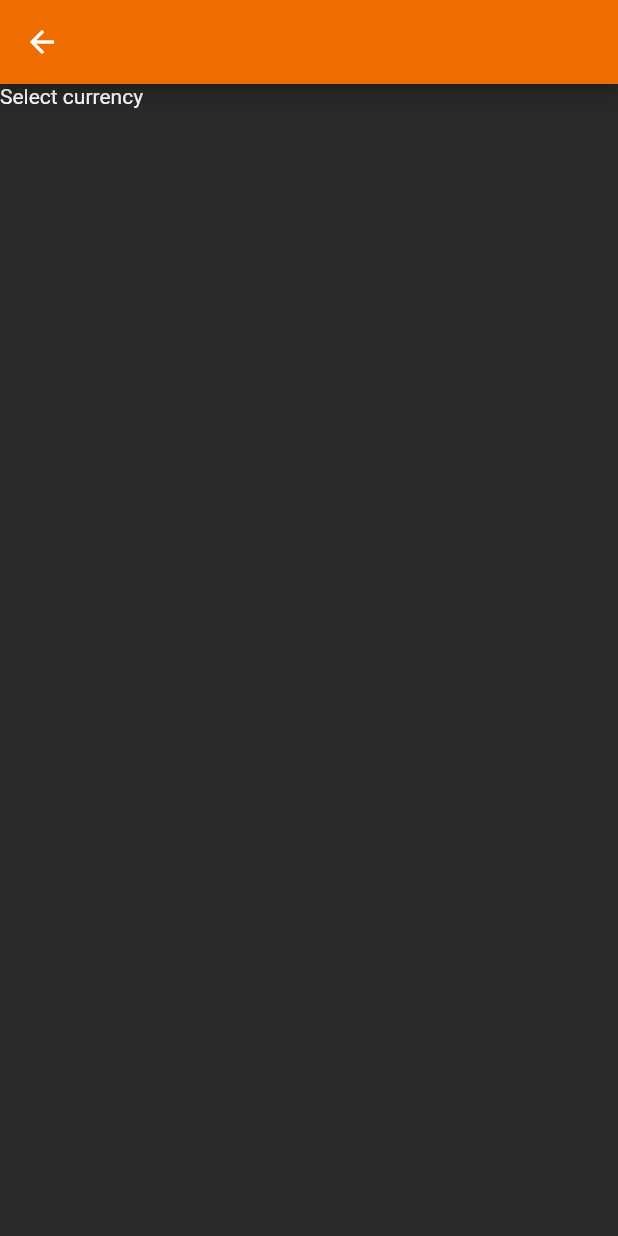
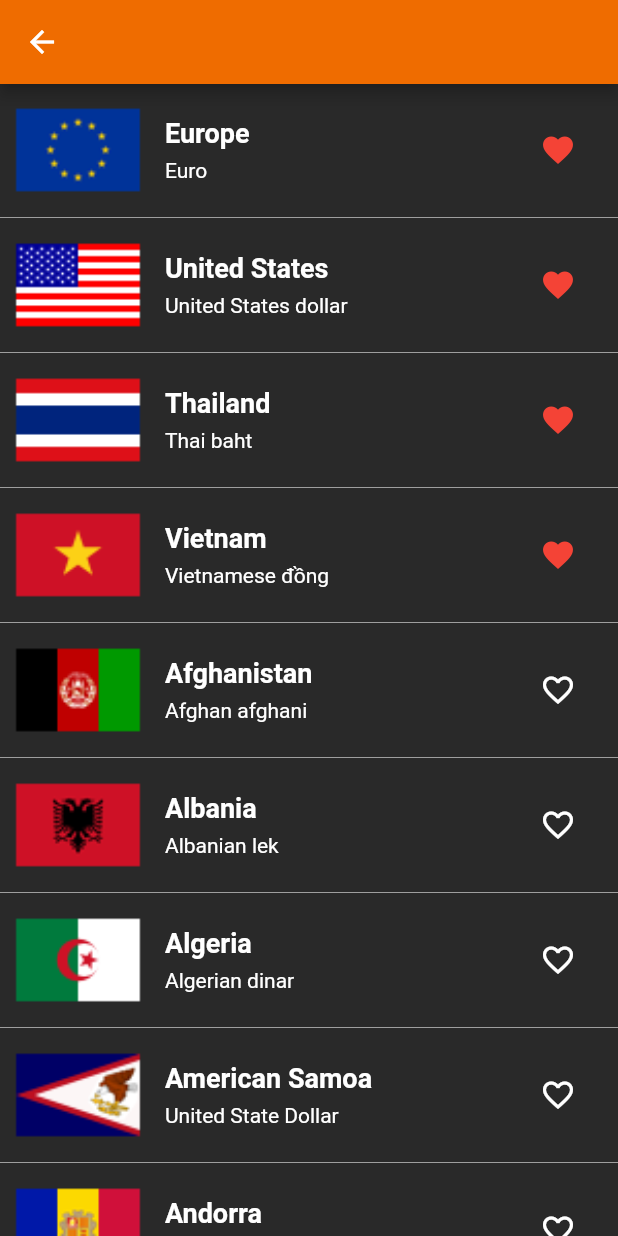
Before and after one commit to kris-el/valutex, a Flutter app: the screen it shows after launch, after a tap on the "playlist add" icon, on a phone screen of 412 x 824 dp. Run offline on Flutter 3.47's test engine with Material 2 defaults, Android fonts, the light colour scheme and no system bars; network calls fail.

Commit message:
SelectScreen: list countries, check/uncheck fav

```diff
--- a/todo.txt
+++ b/todo.txt
@@ -1,4 +1,7 @@
 Add country currency selection screen
+- navigator.pop
+- search country
+- verify missing assets
 
 Implement HomeDrawer
 
--- a/valutex_vibe/lib/amount_screen.dart
+++ b/valutex_vibe/lib/amount_screen.dart
@@ -76,7 +76,11 @@ class _AmountScreenState extends State<AmountScreen> {
         flagCode: widget.flagCode,
         detail1: widget.countryName,
         detail2: widget.currencyName,
-        tail: '${widget.currencySymbol}    ${widget.currencyCode}',
+        tailWidget: Text(
+          '${widget.currencySymbol}    ${widget.currencyCode}',
+          style: TextStyle(fontSize: 18.0),
+          textAlign: TextAlign.right,
+        ),
       ),
     );
 
--- a/valutex_vibe/lib/currency_draft.dart
+++ b/valutex_vibe/lib/currency_draft.dart
@@ -7,7 +7,7 @@ class CurrencyDraft extends StatelessWidget {
   final String detail1;
   final String detail2;
   final String detail3;
-  final String tail;
+  final Widget tailWidget;
 
 
   const CurrencyDraft({
@@ -16,11 +16,11 @@ class CurrencyDraft extends StatelessWidget {
     @required this.detail1,
     @required this.detail2,
     this.detail3,
-    @required this.tail,
+    @required this.tailWidget,
   })  : assert(flagCode != null),
         assert(detail1 != null),
         assert(detail2 != null),
-        assert(tail != null),
+        assert(tailWidget != null),
         super(key: key);
 
   @override
@@ -60,11 +60,7 @@ class CurrencyDraft extends StatelessWidget {
     final exchangeBox = Padding(
       padding: EdgeInsets.all(8.0),
       child: Center(
-        child: Text(
-          tail,
-          style: TextStyle(fontSize: 18.0),
-          textAlign: TextAlign.right,
-        ),
+        child: tailWidget,
       ),
     );
 
--- a/valutex_vibe/lib/currency_widget.dart
+++ b/valutex_vibe/lib/currency_widget.dart
@@ -59,7 +59,11 @@ class CurrencyWidget extends StatelessWidget {
           flagCode: flagCode,
           detail1: countryName,
           detail2: currencyName,
-          tail: '$currencySymbol $currentAmount',
+          tailWidget: Text(
+            '$currencySymbol $currentAmount',
+            style: TextStyle(fontSize: 18.0),
+            textAlign: TextAlign.right,
+          ),
         ),
         onTap: () {
           //_navigateToChangeAmount(context);
--- a/valutex_vibe/lib/home_screen.dart
+++ b/valutex_vibe/lib/home_screen.dart
@@ -190,11 +190,11 @@ class _HomeScreenState extends State<HomeScreen> {
     );
   }
 
-  void openSelectionScreen(
-      BuildContext context, List<String> currencyList) async {
+  void openSelScreen(BuildContext context, List curCount) async {
     final newCurrencyList = await Navigator.of(context).push(
           MaterialPageRoute(
-            builder: (context) => SelectionScreen(currencyList: currencyList),
+            builder: (context) =>
+                SelectionScreen(currencyCountries: curCount),
           ),
         );
     //callback(newCountryCurrencyName);
@@ -242,7 +242,7 @@ class _HomeScreenState extends State<HomeScreen> {
         new IconButton(
             icon: new Icon(Icons.playlist_add),
             onPressed: () {
-              openSelectionScreen(context, activeCountryCurrencyNames);
+              openSelScreen(context, currencyCountries);
             }),
         new IconButton(
             icon: new Icon(Icons.wrap_text),
@@ -264,12 +264,10 @@ class _HomeScreenState extends State<HomeScreen> {
       ),
     );
 
-    final listView = _buildCurrencyWidgets(_activeCountryCurrencyWidgets);
-
     return Scaffold(
       appBar: appBar,
       drawer: HomeDrawer(),
-      body: listView,
+      body: _buildCurrencyWidgets(_activeCountryCurrencyWidgets),
       bottomNavigationBar: bottomBar,
     );
   }
--- a/valutex_vibe/lib/selection_screen.dart
+++ b/valutex_vibe/lib/selection_screen.dart
@@ -3,12 +3,12 @@ import 'package:meta/meta.dart';
 import 'currency_draft.dart';
 
 class SelectionScreen extends StatefulWidget {
-  final List<String> currencyList;
+  final List currencyCountries;
 
   SelectionScreen({
     Key key,
-    @required this.currencyList,
-  })  : assert(currencyList != null),
+    @required this.currencyCountries,
+  })  : assert(currencyCountries != null),
         super(key: key);
 
   @override
@@ -16,15 +16,68 @@ class SelectionScreen extends StatefulWidget {
 }
 
 class _SelectionScreenState extends State<SelectionScreen> {
+  List countries = []; // Data countries details
+  List<CurrencyDraft> _currencyWidgets = <CurrencyDraft>[];
+
+  @override
+  void initState() {
+    super.initState();
+    countries = widget.currencyCountries;
+  }
+
+  void updateFav(country) {
+    setState(() {
+      country['fav'] = !country['fav'];
+    });
+  }
+
+  Widget _buildCurrencyWidgets(List<Widget> currencies) {
+    return ListView.builder(
+      itemBuilder: (BuildContext context, int i) {
+        if (i.isOdd)
+          return Divider(
+            color: Colors.grey,
+            indent: 0.0,
+            height: 2.0,
+          );
+        final index = i ~/ 2;
+        return currencies[index];
+      },
+      itemCount: currencies.length * 2,
+    );
+  }
+
   @override
   Widget build(BuildContext context) {
+    if (_currencyWidgets != null) {
+      _currencyWidgets.clear();
+      countries.forEach((country) {
+        _currencyWidgets.add(CurrencyDraft(
+          flagCode: country['flagCode'],
+          detail1: country['countryName'],
+          detail2: country['currencyName'],
+          tailWidget: InkWell(
+            borderRadius: BorderRadius.circular(18.0),
+            onTap: () { updateFav(country); },
+            child: Container(
+              //color: Colors.red[200],
+              width: 64.0,
+              height: 64.0,
+              child: Icon(
+                country['fav'] ? Icons.favorite : Icons.favorite_border,
+                color: country['fav'] ? Colors.red : null,
+              ),
+            ),
+          ),
+        ));
+      });
+    }
+
     final appBar = AppBar();
-
-    final body = Container(child: Text('Select currency'),);
 
     return Scaffold(
       appBar: appBar,
-      body: body,
+      body: _buildCurrencyWidgets(_currencyWidgets),
     );
   }
 }
```
